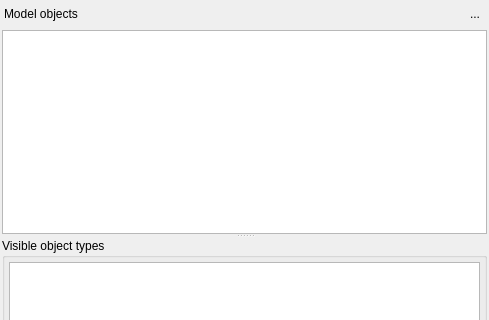
Above: libs/libgui/ui/widgets/modelobjectswidget.ui from pgmodeler/pgmodeler before the change; both pictures show x 0 to 489 and y 0 to 320 of the 489 by 580 pixel window. Below: the same form after it.
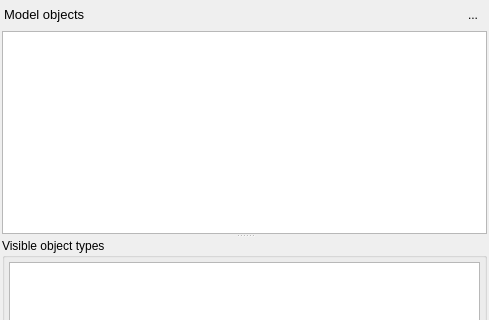
That is the form after the change. Icons and pictures are not drawn.

Commit message:
Minor adjust in ui-style.conf
Adjusted ui components on sqlexecutionwidget.ui, modelobjectswidget.ui,
operationlistwidget.ui

The edit to the form file:
```diff
--- a/libs/libgui/ui/widgets/modelobjectswidget.ui
+++ b/libs/libgui/ui/widgets/modelobjectswidget.ui
@@ -508,11 +508,6 @@
    </item>
    <item row="0" column="0">
     <widget class="QWidget" name="title_wgt" native="true">
-     <property name="font">
-      <font>
-       <pointsize>9</pointsize>
-      </font>
-     </property>
      <layout class="QHBoxLayout" name="horizontalLayout_3">
       <property name="spacing">
        <number>0</number>
@@ -533,8 +528,7 @@
        <widget class="QLabel" name="title_lbl">
         <property name="font">
          <font>
-          <pointsize>9</pointsize>
-          <italic>false</italic>
+          <pointsize>10</pointsize>
          </font>
         </property>
         <property name="text">
@@ -557,18 +551,6 @@
       </item>
       <item>
        <widget class="QToolButton" name="hide_tb">
-        <property name="minimumSize">
-         <size>
-          <width>20</width>
-          <height>20</height>
-         </size>
-        </property>
-        <property name="maximumSize">
-         <size>
-          <width>20</width>
-          <height>20</height>
-         </size>
-        </property>
         <property name="toolTip">
          <string>Hide this widget</string>
         </property>
@@ -579,6 +561,12 @@
          <iconset resource="../../res/resources.qrc">
           <normaloff>:/icons/icons/close1.png</normaloff>:/icons/icons/close1.png</iconset>
         </property>
+        <property name="iconSize">
+         <size>
+          <width>28</width>
+          <height>28</height>
+         </size>
+        </property>
         <property name="autoRaise">
          <bool>true</bool>
         </property>
```
Left out of the diff: 2 changed lines with no effect on the pictures. The commit also changes 3 other files.
